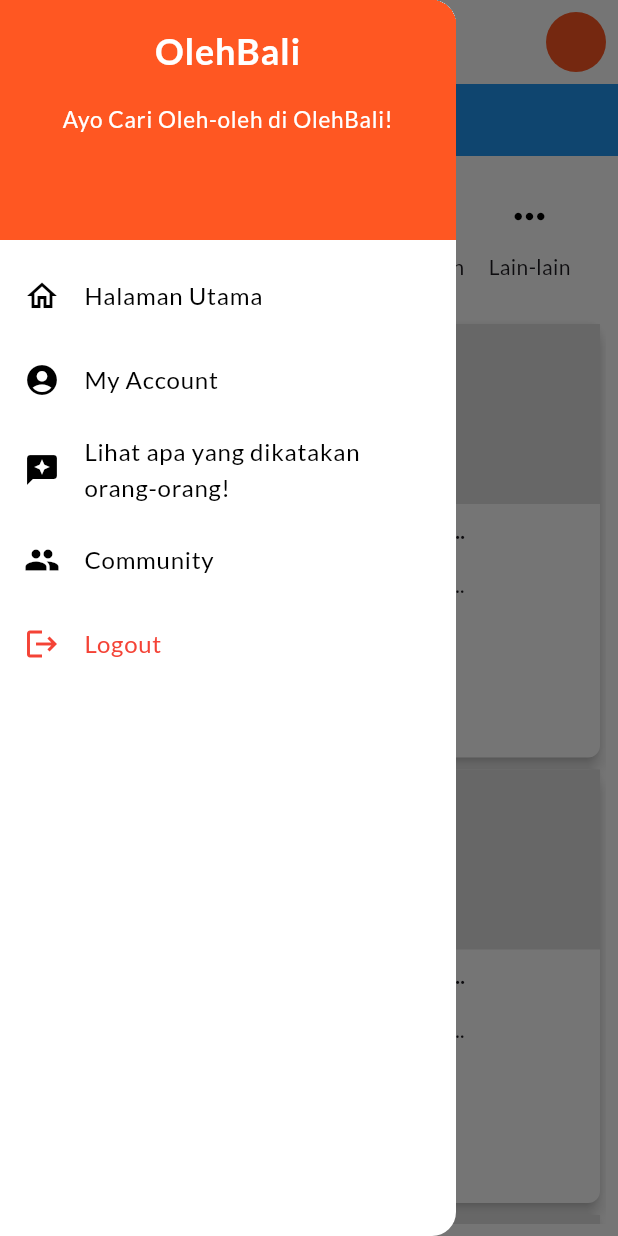
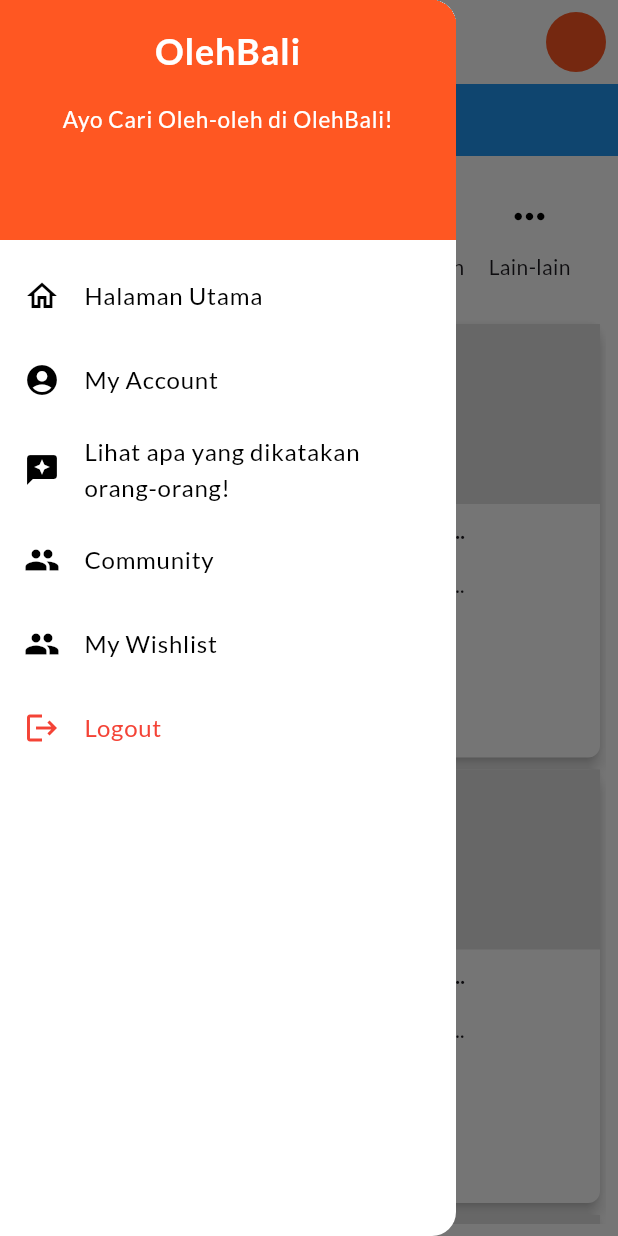
Before and after one commit to Kelompok-A06/olehBali-Mobile, a Flutter app: the CatalogPage screen opened directly, with the side drawer open, on a phone screen of 412 x 824 dp. Run offline on Flutter 3.47's test engine with Material 3 defaults, Android fonts, the light colour scheme and no system bars; our stand-ins replace cached_network_image, google_fonts, image_picker; missing offline and left inert: pbp_django_auth.

Commit message:
done routing

```diff
--- a/lib/widgets/left_drawer.dart
+++ b/lib/widgets/left_drawer.dart
@@ -4,6 +4,7 @@
 import 'package:olehbali_mobile/userprofile/screens/user_profile.dart';
 import 'package:olehbali_mobile/katalog/screens/katalog_screen.dart';
 import 'package:olehbali_mobile/community/screens/community.dart';
+import 'package:olehbali_mobile/wishlist/screens/WishlistScreen.dart';
 import 'package:pbp_django_auth/pbp_django_auth.dart';
 import 'package:provider/provider.dart';
 import '../screens/login.dart';
@@ -93,6 +94,18 @@
             },
           ),
           ListTile(
+            leading: const Icon(Icons.group),
+            title: const Text('My Wishlist'),
+            onTap: () {
+              Navigator.pushReplacement(
+                  context,
+                  MaterialPageRoute(
+                    builder: (context) => WishlistScreen(),
+                  ));
+            },
+          ),
+
+          ListTile(
             leading: const Icon(Icons.logout, color: Colors.red),
             title: const Text('Logout', style: TextStyle(color: Colors.red)),
             onTap: () async {
--- /dev/null
+++ b/lib/wishlist/models/wishlist.dart
@@ -0,0 +1,57 @@
+// To parse this JSON data, do
+//
+//     final wishlist = wishlistFromJson(jsonString);
+
+import 'dart:convert';
+
+Wishlist wishlistFromJson(String str) => Wishlist.fromJson(json.decode(str));
+
+String wishlistToJson(Wishlist data) => json.encode(data.toJson());
+
+class Wishlist {
+    List<WishlistItem> wishlistItems;
+
+    Wishlist({
+        required this.wishlistItems,
+    });
+
+    factory Wishlist.fromJson(Map<String, dynamic> json) => Wishlist(
+        wishlistItems: List<WishlistItem>.from(json["wishlist_items"].map((x) => WishlistItem.fromJson(x))),
+    );
+
+    Map<String, dynamic> toJson() => {
+        "wishlist_items": List<dynamic>.from(wishlistItems.map((x) => x.toJson())),
+    };
+}
+
+class WishlistItem {
+    int id;
+    String nama;
+    String toko;
+    int harga;
+    String gambar;
+
+    WishlistItem({
+        required this.id,
+        required this.nama,
+        required this.toko,
+        required this.harga,
+        required this.gambar,
+    });
+
+    factory WishlistItem.fromJson(Map<String, dynamic> json) => WishlistItem(
+        id: json["id"],
+        nama: json["nama"],
+        toko: json["toko"],
+        harga: json["harga"],
+        gambar: json["gambar"],
+    );
+
+    Map<String, dynamic> toJson() => {
+        "id": id,
+        "nama": nama,
+        "toko": toko,
+        "harga": harga,
+        "gambar": gambar,
+    };
+}
--- a/pubspec.yaml
+++ b/pubspec.yaml
@@ -33,6 +33,7 @@
   image_picker: ^1.0.4
   flutter:
     sdk: flutter
+  cached_network_image: ^3.2.3
 
 
   # The following adds the Cupertino Icons font to your application.
@@ -52,7 +53,7 @@
   # activated in the `analysis_options.yaml` file located at the root of your
   # package. See that file for information about deactivating specific lint
   # rules and activating additional ones.
-  flutter_lints: ^4.0.0
+  flutter_lints: ^5.0.0
 
 # For information on the generic Dart part of this file, see the
 # following page: https://dart.dev/tools/pub/pubspec
```
Also changed, not shown: lib/wishlist/screens/WishlistScreen.dart (added, +156 -0 lines), lib/wishlist/widgets/wishlist_item.dart (added, +92 -0 lines), pubspec.lock, 1 other file.
